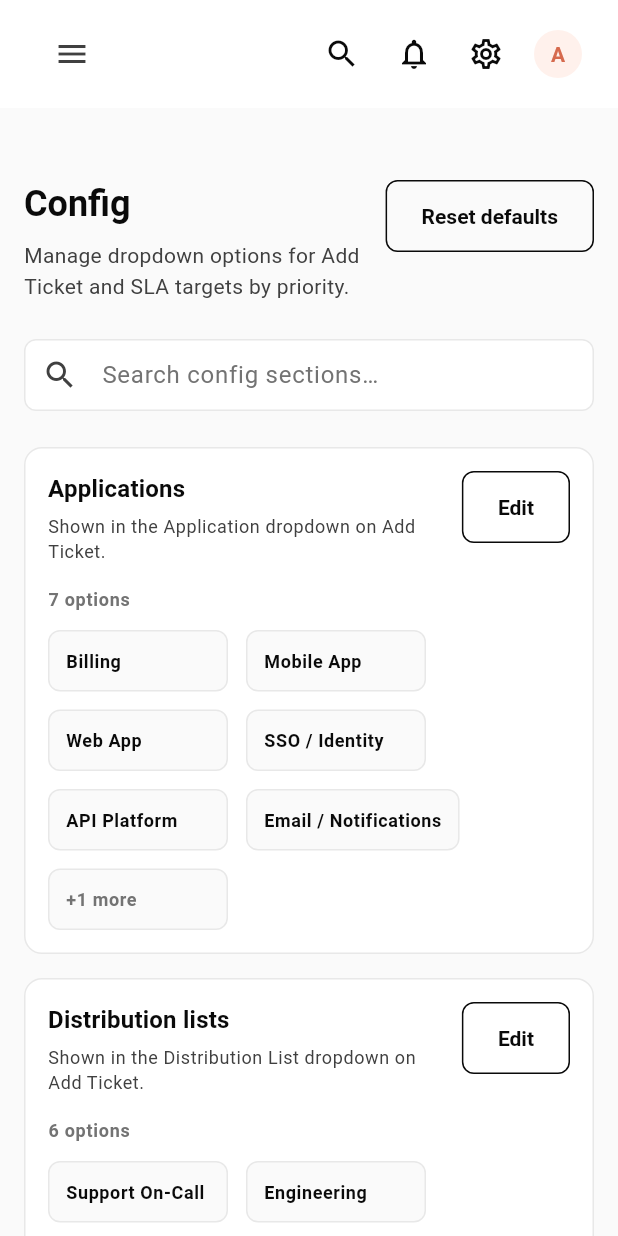
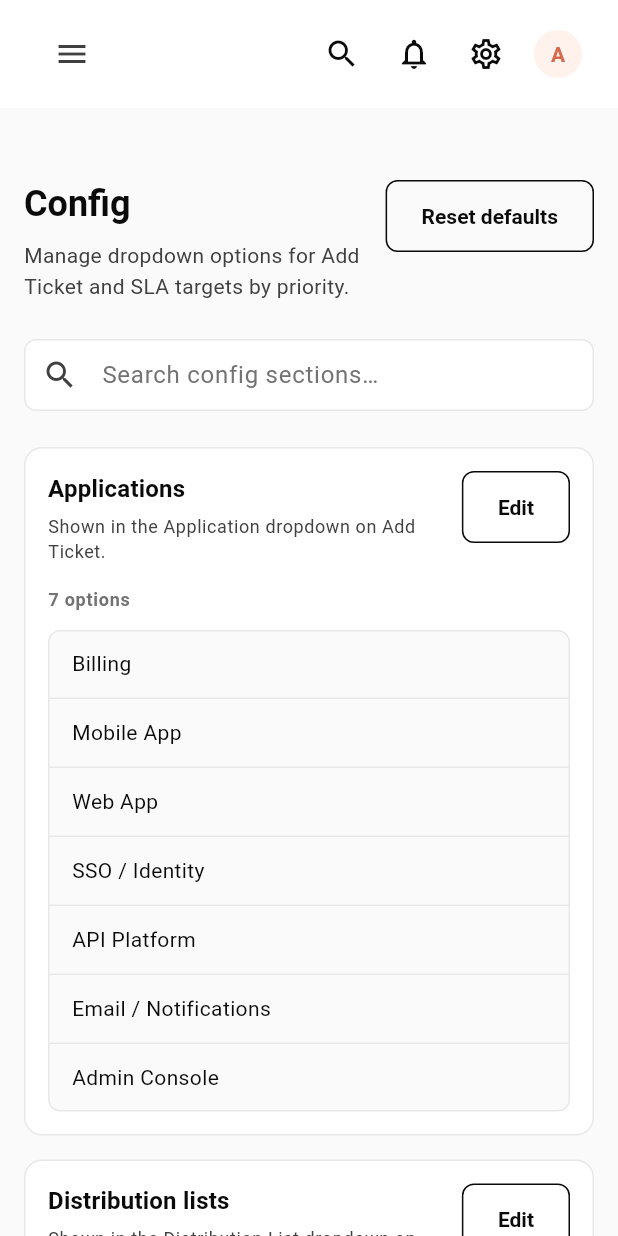
Before and after one commit to sayge-code-hub/saasify, a Flutter app: the TicketConfigPage screen opened by its route, after a tap on the "menu" icon, after a tap on the "settings" icon, on a phone screen of 412 x 824 dp. Run offline on Flutter 3.47's test engine with Material 3 defaults, Android fonts, the phone set to English and light mode, and no system bars; our stand-ins replace equatable, flutter_bloc, go_router, web; Roboto replaces fonts that are missing (Fraunces, Source Sans 3).

Commit message:
Widen Config hub to shared content width with two-up list sections.
Config sections sit two per row with options as lists and Edit on each
list card. contentMaxWidth is 1280 via AppPage for consistent admin
screens, including the ticket list.

Co-authored-by: adityaarana <adityaarana@outlook.com>

```diff
--- a/lib/core/theme/app_spacing.dart
+++ b/lib/core/theme/app_spacing.dart
@@ -13,7 +13,13 @@ abstract final class AppSpacing {
   static const double radiusMd = 12;
   static const double radiusLg = 16;
 
-  static const double contentMaxWidth = 1120;
+  /// Standard content measure for admin pages via [AppPage].
+  /// Keep screens on this width — do not invent narrower per-page max widths
+  /// unless a focused form truly needs a tighter column.
+  static const double contentMaxWidth = 1280;
   static const double pagePaddingCompact = md;
   static const double pagePaddingExpanded = xl;
+
+  /// Breakpoint for two-up section grids (Config, etc.).
+  static const double sectionGridMinWidth = 720;
 }
--- a/lib/features/ticketing/presentation/pages/ticket_config_page.dart
+++ b/lib/features/ticketing/presentation/pages/ticket_config_page.dart
@@ -122,10 +122,11 @@ class _TicketConfigPageState extends State<TicketConfigPage> {
                   ),
                 )
               else
-                for (var i = 0; i < visible.length; i++) ...[
-                  if (i > 0) const SizedBox(height: AppSpacing.md),
-                  visible[i].buildCard(context),
+                _SectionGrid(
+                  children: [
+                    for (final section in visible) section.buildCard(context),
                   ],
+                ),
             ],
           );
         },
@@ -224,6 +225,57 @@ class _ConfigSectionData {
   }
 }
 
+class _SectionGrid extends StatelessWidget {
+  const _SectionGrid({required this.children});
+
+  final List<Widget> children;
+
+  @override
+  Widget build(BuildContext context) {
+    return LayoutBuilder(
+      builder: (context, constraints) {
+        final twoCol = constraints.maxWidth >= AppSpacing.sectionGridMinWidth;
+        if (!twoCol) {
+          return Column(
+            crossAxisAlignment: CrossAxisAlignment.stretch,
+            children: [
+              for (var i = 0; i < children.length; i++) ...[
+                if (i > 0) const SizedBox(height: AppSpacing.md),
+                children[i],
+              ],
+            ],
+          );
+        }
+
+        final rows = <Widget>[];
+        for (var i = 0; i < children.length; i += 2) {
+          final left = children[i];
+          final right = i + 1 < children.length ? children[i + 1] : null;
+          rows.add(
+            Padding(
+              padding: EdgeInsets.only(
+                bottom: i + 2 < children.length ? AppSpacing.md : 0,
+              ),
+              child: Row(
+                crossAxisAlignment: CrossAxisAlignment.start,
+                children: [
+                  Expanded(child: left),
+                  const SizedBox(width: AppSpacing.md),
+                  Expanded(child: right ?? const SizedBox.shrink()),
+                ],
+              ),
+            ),
+          );
+        }
+        return Column(
+          crossAxisAlignment: CrossAxisAlignment.stretch,
+          children: rows,
+        );
+      },
+    );
+  }
+}
+
 class _OptionListSectionCard extends StatelessWidget {
   const _OptionListSectionCard({
     required this.kind,
@@ -233,10 +285,12 @@ class _OptionListSectionCard extends StatelessWidget {
   final TicketConfigListKind kind;
   final List<String> values;
 
+  static const _previewLimit = 8;
+
   @override
   Widget build(BuildContext context) {
     final theme = Theme.of(context);
-    final preview = values.take(6).toList();
+    final preview = values.take(_previewLimit).toList();
     final remaining = values.length - preview.length;
 
     return _ConfigCard(
@@ -293,17 +347,12 @@ class _OptionListSectionCard extends StatelessWidget {
               ),
             )
           else
-            Wrap(
-              spacing: AppSpacing.sm,
-              runSpacing: AppSpacing.sm,
-              children: [
-                for (final value in preview) _PreviewItemCard(label: value),
-                if (remaining > 0)
-                  _PreviewItemCard(
-                    label: '+$remaining more',
-                    muted: true,
-                  ),
+            _OptionList(
+              items: [
+                for (final value in preview) value,
+                if (remaining > 0) '+$remaining more',
               ],
+              mutedLast: remaining > 0,
             ),
         ],
       ),
@@ -311,38 +360,52 @@ class _OptionListSectionCard extends StatelessWidget {
   }
 }
 
-class _PreviewItemCard extends StatelessWidget {
-  const _PreviewItemCard({required this.label, this.muted = false});
+class _OptionList extends StatelessWidget {
+  const _OptionList({
+    required this.items,
+    this.mutedLast = false,
+  });
 
-  final String label;
-  final bool muted;
+  final List<String> items;
+  final bool mutedLast;
 
   @override
   Widget build(BuildContext context) {
     final theme = Theme.of(context);
-    return ConstrainedBox(
-      constraints: const BoxConstraints(minWidth: 120, maxWidth: 200),
-      child: DecoratedBox(
+
+    return DecoratedBox(
       decoration: BoxDecoration(
-          color: muted ? AppColors.canvas : AppColors.surfaceMuted,
+        color: AppColors.surfaceMuted,
         borderRadius: BorderRadius.circular(AppSpacing.radiusSm),
         border: Border.all(color: AppColors.border),
       ),
+      child: Column(
+        children: [
+          for (var i = 0; i < items.length; i++) ...[
+            if (i > 0)
+              const Divider(height: 1, thickness: 1, color: AppColors.border),
+            SizedBox(
+              width: double.infinity,
               child: Padding(
                 padding: const EdgeInsets.symmetric(
-            horizontal: AppSpacing.sm,
+                  horizontal: AppSpacing.md,
                   vertical: AppSpacing.sm,
                 ),
                 child: Text(
-            label,
+                  items[i],
                   maxLines: 1,
                   overflow: TextOverflow.ellipsis,
-            style: theme.textTheme.bodySmall?.copyWith(
-              color: muted ? AppColors.inkTertiary : AppColors.ink,
-              fontWeight: FontWeight.w600,
+                  style: theme.textTheme.bodyMedium?.copyWith(
+                    color: mutedLast && i == items.length - 1
+                        ? AppColors.inkTertiary
+                        : AppColors.ink,
+                    fontWeight: FontWeight.w400,
                   ),
                 ),
               ),
+            ),
+          ],
+        ],
       ),
     );
   }
@@ -376,17 +439,33 @@ class _PrioritySection extends StatelessWidget {
             ),
           ),
           const SizedBox(height: AppSpacing.md),
-          Wrap(
-            spacing: AppSpacing.sm,
-            runSpacing: AppSpacing.sm,
+          DecoratedBox(
+            decoration: BoxDecoration(
+              color: AppColors.surfaceMuted,
+              borderRadius: BorderRadius.circular(AppSpacing.radiusSm),
+              border: Border.all(color: AppColors.border),
+            ),
+            child: Column(
               children: [
-              for (final priority in TicketPriority.values)
-                _PriorityToggleCard(
-                  label: priority.label,
-                  enabled: config.enabledPriorities.contains(priority),
-                  onChanged: (value) => cubit.togglePriority(priority, value),
+                for (var i = 0; i < TicketPriority.values.length; i++) ...[
+                  if (i > 0)
+                    const Divider(
+                      height: 1,
+                      thickness: 1,
+                      color: AppColors.border,
+                    ),
+                  _PriorityListRow(
+                    label: TicketPriority.values[i].label,
+                    enabled: config.enabledPriorities
+                        .contains(TicketPriority.values[i]),
+                    onChanged: (value) => cubit.togglePriority(
+                      TicketPriority.values[i],
+                      value,
+                    ),
                   ),
                 ],
+              ],
+            ),
           ),
         ],
       ),
@@ -394,8 +473,8 @@ class _PrioritySection extends StatelessWidget {
   }
 }
 
-class _PriorityToggleCard extends StatelessWidget {
-  const _PriorityToggleCard({
+class _PriorityListRow extends StatelessWidget {
+  const _PriorityListRow({
     required this.label,
     required this.enabled,
     required this.onChanged,
@@ -408,22 +487,14 @@ class _PriorityToggleCard extends StatelessWidget {
   @override
   Widget build(BuildContext context) {
     final theme = Theme.of(context);
-    return DecoratedBox(
-      decoration: BoxDecoration(
-        color: AppColors.surfaceMuted,
-        borderRadius: BorderRadius.circular(AppSpacing.radiusSm),
-        border: Border.all(color: AppColors.border),
-      ),
-      child: InkWell(
+    return InkWell(
       onTap: () => onChanged(!enabled),
-        borderRadius: BorderRadius.circular(AppSpacing.radiusSm),
       child: Padding(
         padding: const EdgeInsets.symmetric(
           horizontal: AppSpacing.sm,
           vertical: AppSpacing.xs,
         ),
         child: Row(
-            mainAxisSize: MainAxisSize.min,
           children: [
             Checkbox(
               value: enabled,
@@ -435,15 +506,16 @@ class _PriorityToggleCard extends StatelessWidget {
                 onChanged(value);
               },
             ),
-              Text(
+            Expanded(
+              child: Text(
                 label,
                 style: theme.textTheme.bodyMedium?.copyWith(
-                  fontWeight: FontWeight.w600,
+                  fontWeight: FontWeight.w400,
+                  color: AppColors.ink,
                 ),
               ),
-              const SizedBox(width: AppSpacing.xs),
+            ),
           ],
-          ),
         ),
       ),
     );
--- a/lib/features/ticketing/presentation/pages/ticket_detail_page.dart
+++ b/lib/features/ticketing/presentation/pages/ticket_detail_page.dart
@@ -75,7 +75,6 @@ class _TicketDetailPageState extends State<TicketDetailPage> {
             );
 
             return AppPage(
-              maxWidth: 1280,
               child: Column(
                 crossAxisAlignment: CrossAxisAlignment.stretch,
                 children: [
--- a/lib/features/ticketing/presentation/pages/ticket_list_page.dart
+++ b/lib/features/ticketing/presentation/pages/ticket_list_page.dart
@@ -301,6 +301,12 @@ class _TicketListPageState extends State<TicketListPage> {
 
         return ColoredBox(
           color: AppColors.canvas,
+          child: Align(
+            alignment: Alignment.topCenter,
+            child: ConstrainedBox(
+              constraints: const BoxConstraints(
+                maxWidth: AppSpacing.contentMaxWidth,
+              ),
               child: Column(
                 crossAxisAlignment: CrossAxisAlignment.stretch,
                 children: [
@@ -418,6 +424,8 @@ class _TicketListPageState extends State<TicketListPage> {
                     ),
                   ),
                 ],
+              ),
+            ),
           ),
         );
       },
```
Also changed, not shown: 1 other file. Lines whose indentation alone changed are shown as unchanged.
